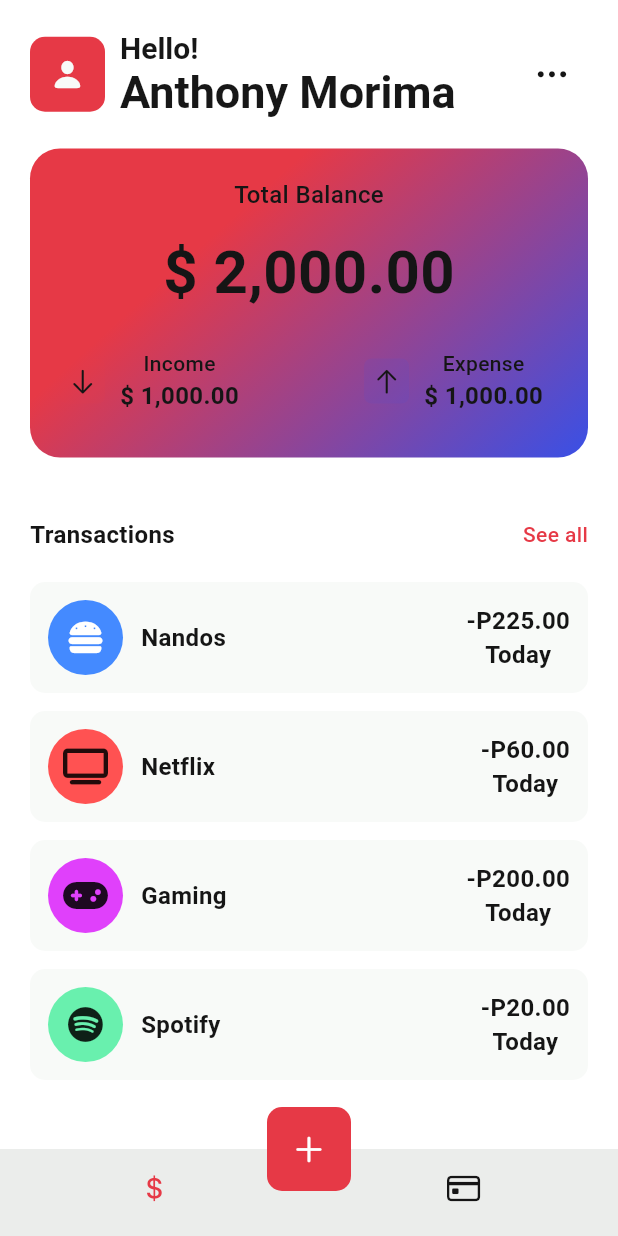
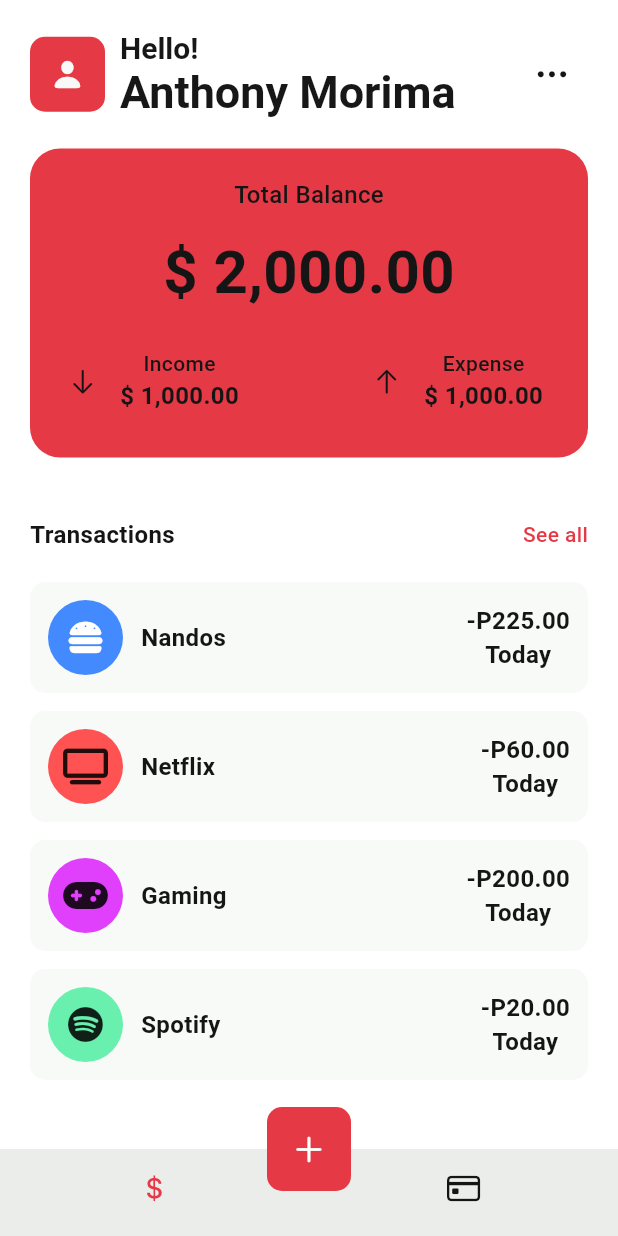
Before and after one commit to AnthonyBeerus/PROJECT-MERCURY-2.0, a Flutter app: the screen it shows after launch, on a phone screen of 412 x 824 dp. Run offline on Flutter 3.47's test engine with Material 3 defaults, Android fonts, the phone set to English and light mode, and no system bars; drawn by our look-alikes of flutter_slidable; our stand-ins replace fl_chart, font_awesome_flutter.

Commit message:
style: change styling of UI to be in line with desired theme

```diff
--- a/lib/screens/home/views/main_screen.dart
+++ b/lib/screens/home/views/main_screen.dart
@@ -66,27 +66,8 @@ class MainScreen extends StatelessWidget {
               height: MediaQuery.of(context).size.width / 2,
               width: MediaQuery.of(context).size.width,
               decoration: BoxDecoration(
-
                 borderRadius: BorderRadius.circular(20),
-                gradient: Gradient.lerp(
-                  LinearGradient(
-                    begin: Alignment.topLeft,
-                    end: Alignment.bottomRight,
-                    colors: [
-                      Theme.of(context).colorScheme.primary,
-                      Theme.of(context).colorScheme.inversePrimary,
-                    ],
-                  ),
-                  LinearGradient(
-                    begin: Alignment.topRight,
-                    end: Alignment.bottomRight,
-                    colors: [
-                      Theme.of(context).colorScheme.primary,
-                      Theme.of(context).colorScheme.inversePrimary,
-                    ],
-                  ),
-                  0.5,
-                ),
+                color: Theme.of(context).colorScheme.primary,
               ),
               child:  Column(
                 mainAxisAlignment: MainAxisAlignment.center,
@@ -123,7 +104,7 @@ class MainScreen extends StatelessWidget {
                               width: 30,
                               height: 30,
                               decoration: BoxDecoration(
-                                color: Theme.of(context).colorScheme.primary.withOpacity(0.1),
+                                color: Theme.of(context).colorScheme.primary,
                                 borderRadius: BorderRadius.circular(5),
                               ),
                               child: Center(
@@ -163,7 +144,7 @@ class MainScreen extends StatelessWidget {
                               width: 30,
                               height: 30,
                               decoration: BoxDecoration(
-                                color: Theme.of(context).colorScheme.inversePrimary.withOpacity(0.1),
+                                color: Theme.of(context).colorScheme.primary,
                                 borderRadius: BorderRadius.circular(5),
                               ),
                               child: Center(
```
